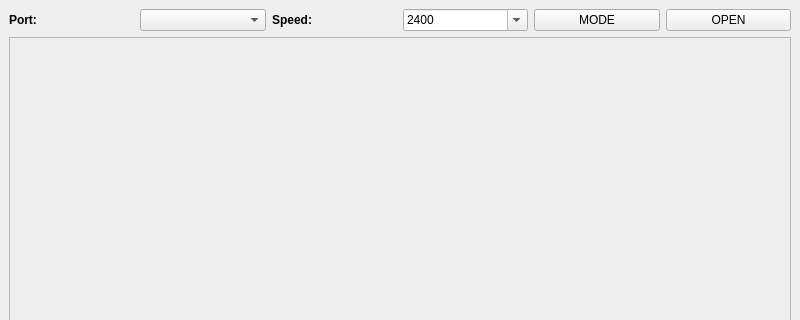
This is src/mainwindow.ui in DrSmyrke/Serial-Terminal as Qt 5 draws it before an edit; both pictures show x 0 to 800 and y 0 to 320 of the 800 by 600 pixel window. The edited form follows.
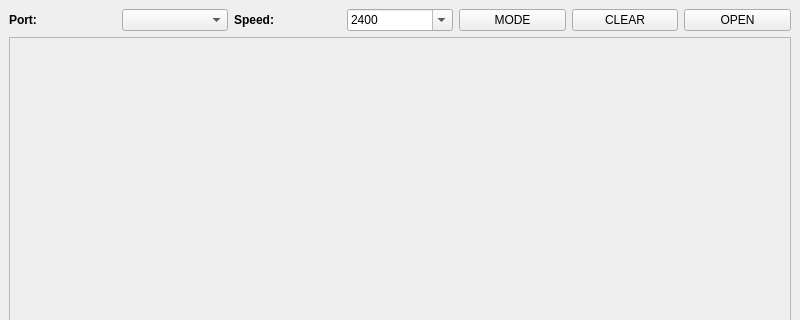
This is the edited form.

Commit message: Added clear console button

What changed in the file:
```diff
--- a/src/mainwindow.ui
+++ b/src/mainwindow.ui
@@ -22,7 +22,7 @@
       </property>
      </widget>
     </item>
-    <item row="3" column="0" colspan="6">
+    <item row="3" column="0" colspan="7">
      <widget class="QScrollArea" name="scrollArea">
       <property name="widgetResizable">
        <bool>true</bool>
@@ -33,14 +33,14 @@
          <x>0</x>
          <y>0</y>
          <width>780</width>
-         <height>502</height>
+         <height>494</height>
         </rect>
        </property>
        <layout class="QVBoxLayout" name="verticalLayout"/>
       </widget>
      </widget>
     </item>
-    <item row="0" column="5">
+    <item row="0" column="6">
      <widget class="QPushButton" name="connectB">
       <property name="text">
        <string>OPEN</string>
@@ -107,6 +107,13 @@
       </item>
      </widget>
     </item>
+    <item row="0" column="5">
+     <widget class="QPushButton" name="clearB">
+      <property name="text">
+       <string>CLEAR</string>
+      </property>
+     </widget>
+    </item>
    </layout>
   </widget>
   <widget class="QMenuBar" name="menubar">
@@ -115,7 +122,7 @@
      <x>0</x>
      <y>0</y>
      <width>800</width>
-     <height>22</height>
+     <height>26</height>
     </rect>
    </property>
   </widget>
```
The commit also changes 2 other files.
